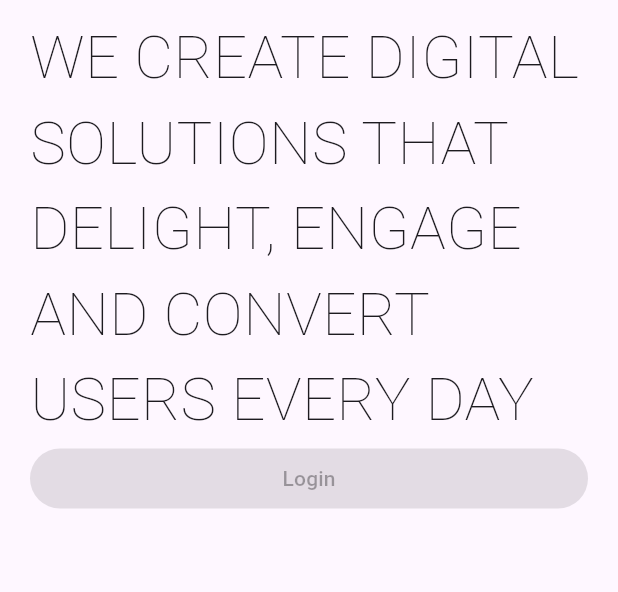
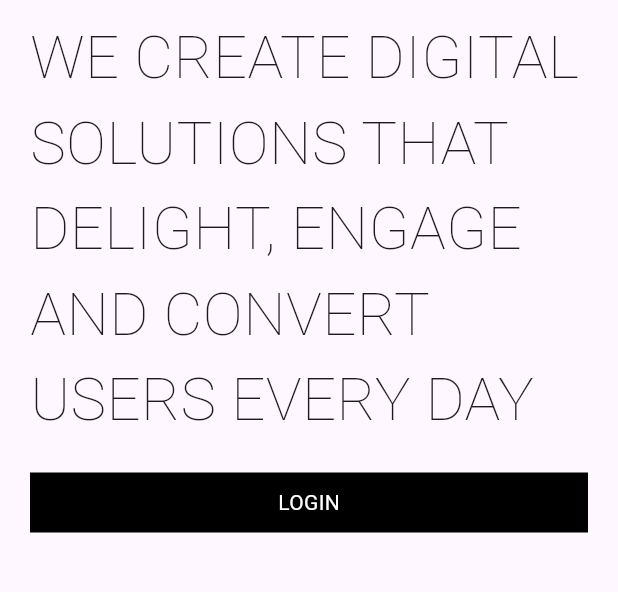
Before and after one commit to Batutankuma/SneakerBar, a Flutter app: the screen it shows after launch, on a phone screen of 412 x 824 dp, the part 144-736 px from its top. Run offline on Flutter 3.47's test engine with Material 3 defaults, Android fonts, the phone set to English and light mode, and no system bars.

Commit message:
created button widget

```diff
--- a/lib/screens/login_screen.dart
+++ b/lib/screens/login_screen.dart
@@ -1,4 +1,5 @@
 import 'package:flutter/material.dart';
+import 'package:sneakerbar/widgets/button_wid.dart';
 
 class LoginScreen extends StatelessWidget {
   const LoginScreen({super.key});
@@ -16,11 +17,12 @@ class LoginScreen extends StatelessWidget {
             "WE CREATE DIGITAL SOLUTIONS THAT DELIGHT, ENGAGE AND CONVERT USERS EVERY DAY",
             style: TextStyle(fontSize: 40, fontWeight: FontWeight.w100),
           ),
-          ElevatedButton(
-            onPressed: null,
-            child: Center(
-              child: Text("Login"),
-            ),
+          const SizedBox(height: 20),
+          GestureDetector(
+            child: ButtonWidget(
+                height: 40,
+                width: MediaQuery.of(context).size.width,
+                title: "Login"),
           )
         ],
       ),
--- /dev/null
+++ b/lib/widgets/button_wid.dart
@@ -0,0 +1,31 @@
+import 'package:flutter/material.dart';
+
+class ButtonWidget extends StatelessWidget {
+  final double height;
+  final double width;
+  final Color bgColors;
+  final Color txtColors;
+  final String title;
+
+  const ButtonWidget(
+      {super.key,
+      required this.height,
+      required this.width,
+      this.bgColors = Colors.black,
+      this.txtColors = Colors.white,
+      required this.title});
+  @override
+  Widget build(BuildContext context) {
+    return Container(
+      height: height,
+      width: width,
+      color: bgColors,
+      child: Center(
+        child: Text(
+          title.toUpperCase(),
+          style: TextStyle(color: txtColors),
+        ),
+      ),
+    );
+  }
+}
```
